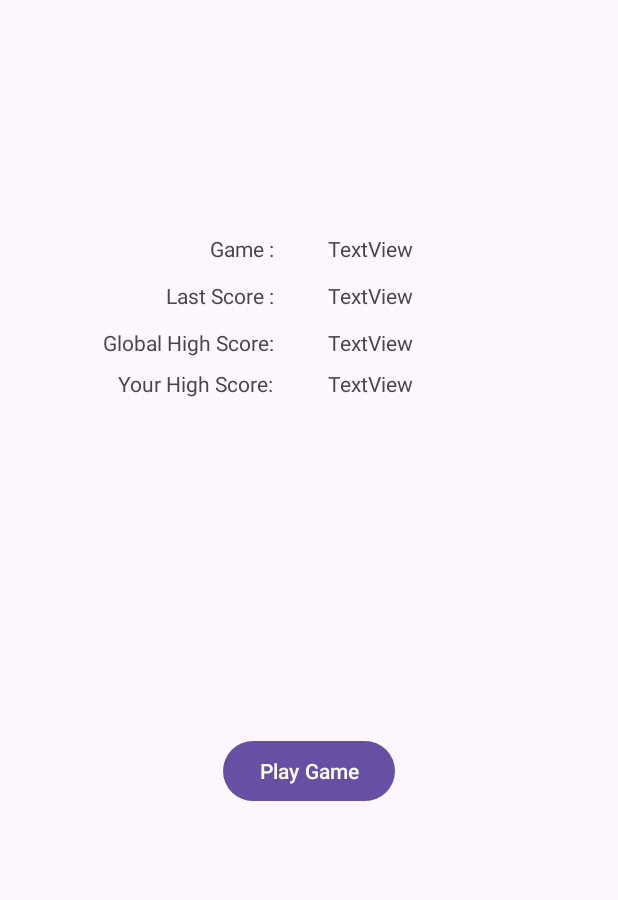
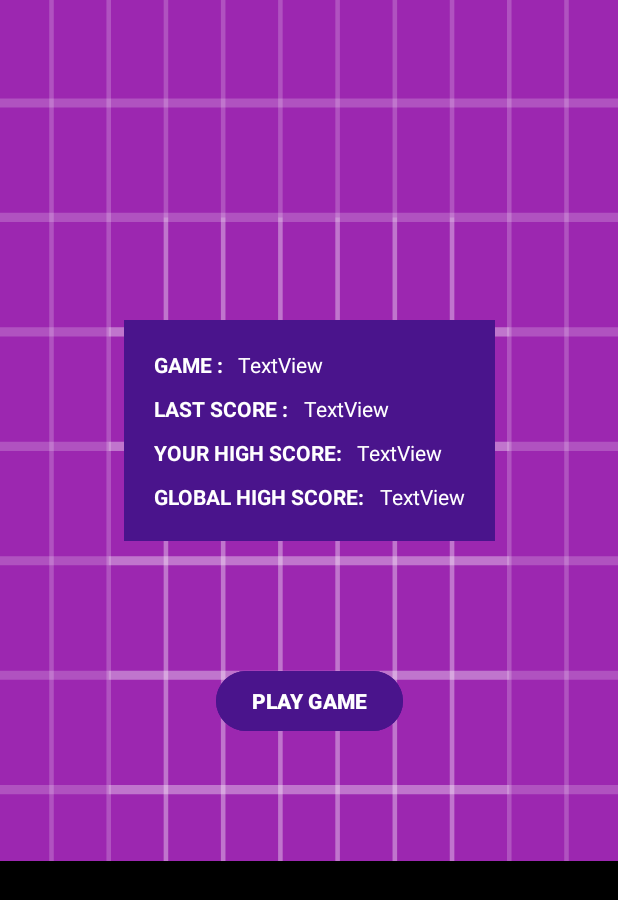
Before and after one commit to Bendoman/RetroGamesApp, an Android app: the layout activity_game_info.xml on its own in the app's theme, with its tools: preview values and no code run, on a phone screen of 412 x 824 dp. Shown: the top 900 px of the screen. Run offline under Robolectric (Android 15) with nearby library versions, the phone set to English and light mode, and no system bars.

Commit message:
Re designed game info page

```diff
--- /dev/null
+++ b/app/src/main/res/drawable/info_background.xml
@@ -0,0 +1,170 @@
+<?xml version="1.0" encoding="utf-8"?>
+<vector xmlns:android="http://schemas.android.com/apk/res/android"
+    android:width="108dp"
+    android:height="108dp"
+    android:viewportWidth="108"
+    android:viewportHeight="108">
+    <path
+        android:fillColor="#9c27b0"
+        android:pathData="M0,0h108v108h-108z" />
+    <path
+        android:fillColor="#00000000"
+        android:pathData="M9,0L9,108"
+        android:strokeWidth="0.8"
+        android:strokeColor="#33FFFFFF" />
+    <path
+        android:fillColor="#00000000"
+        android:pathData="M19,0L19,108"
+        android:strokeWidth="0.8"
+        android:strokeColor="#33FFFFFF" />
+    <path
+        android:fillColor="#00000000"
+        android:pathData="M29,0L29,108"
+        android:strokeWidth="0.8"
+        android:strokeColor="#33FFFFFF" />
+    <path
+        android:fillColor="#00000000"
+        android:pathData="M39,0L39,108"
+        android:strokeWidth="0.8"
+        android:strokeColor="#33FFFFFF" />
+    <path
+        android:fillColor="#00000000"
+        android:pathData="M49,0L49,108"
+        android:strokeWidth="0.8"
+        android:strokeColor="#33FFFFFF" />
+    <path
+        android:fillColor="#00000000"
+        android:pathData="M59,0L59,108"
+        android:strokeWidth="0.8"
+        android:strokeColor="#33FFFFFF" />
+    <path
+        android:fillColor="#00000000"
+        android:pathData="M69,0L69,108"
+        android:strokeWidth="0.8"
+        android:strokeColor="#33FFFFFF" />
+    <path
+        android:fillColor="#00000000"
+        android:pathData="M79,0L79,108"
+        android:strokeWidth="0.8"
+        android:strokeColor="#33FFFFFF" />
+    <path
+        android:fillColor="#00000000"
+        android:pathData="M89,0L89,108"
+        android:strokeWidth="0.8"
+        android:strokeColor="#33FFFFFF" />
+    <path
+        android:fillColor="#00000000"
+        android:pathData="M99,0L99,108"
+        android:strokeWidth="0.8"
+        android:strokeColor="#33FFFFFF" />
+    <path
+        android:fillColor="#00000000"
+        android:pathData="M0,9L108,9"
+        android:strokeWidth="0.8"
+        android:strokeColor="#33FFFFFF" />
+    <path
+        android:fillColor="#00000000"
+        android:pathData="M0,19L108,19"
+        android:strokeWidth="0.8"
+        android:strokeColor="#33FFFFFF" />
+    <path
+        android:fillColor="#00000000"
+        android:pathData="M0,29L108,29"
+        android:strokeWidth="0.8"
+        android:strokeColor="#33FFFFFF" />
+    <path
+        android:fillColor="#00000000"
+        android:pathData="M0,39L108,39"
+        android:strokeWidth="0.8"
+        android:strokeColor="#33FFFFFF" />
+    <path
+        android:fillColor="#00000000"
+        android:pathData="M0,49L108,49"
+        android:strokeWidth="0.8"
+        android:strokeColor="#33FFFFFF" />
+    <path
+        android:fillColor="#00000000"
+        android:pathData="M0,59L108,59"
+        android:strokeWidth="0.8"
+        android:strokeColor="#33FFFFFF" />
+    <path
+        android:fillColor="#00000000"
+        android:pathData="M0,69L108,69"
+        android:strokeWidth="0.8"
+        android:strokeColor="#33FFFFFF" />
+    <path
+        android:fillColor="#00000000"
+        android:pathData="M0,79L108,79"
+        android:strokeWidth="0.8"
+        android:strokeColor="#33FFFFFF" />
+    <path
+        android:fillColor="#00000000"
+        android:pathData="M0,89L108,89"
+        android:strokeWidth="0.8"
+        android:strokeColor="#33FFFFFF" />
+    <path
+        android:fillColor="#00000000"
+        android:pathData="M0,99L108,99"
+        android:strokeWidth="0.8"
+        android:strokeColor="#33FFFFFF" />
+    <path
+        android:fillColor="#00000000"
+        android:pathData="M19,29L89,29"
+        android:strokeWidth="0.8"
+        android:strokeColor="#33FFFFFF" />
+    <path
+        android:fillColor="#00000000"
+        android:pathData="M19,39L89,39"
+        android:strokeWidth="0.8"
+        android:strokeColor="#33FFFFFF" />
+    <path
+        android:fillColor="#00000000"
+        android:pathData="M19,49L89,49"
+        android:strokeWidth="0.8"
+        android:strokeColor="#33FFFFFF" />
+    <path
+        android:fillColor="#00000000"
+        android:pathData="M19,59L89,59"
+        android:strokeWidth="0.8"
+        android:strokeColor="#33FFFFFF" />
+    <path
+        android:fillColor="#00000000"
+        android:pathData="M19,69L89,69"
+        android:strokeWidth="0.8"
+        android:strokeColor="#33FFFFFF" />
+    <path
+        android:fillColor="#00000000"
+        android:pathData="M19,79L89,79"
+        android:strokeWidth="0.8"
+        android:strokeColor="#33FFFFFF" />
+    <path
+        android:fillColor="#00000000"
+        android:pathData="M29,19L29,89"
+        android:strokeWidth="0.8"
+        android:strokeColor="#33FFFFFF" />
+    <path
+        android:fillColor="#00000000"
+        android:pathData="M39,19L39,89"
+        android:strokeWidth="0.8"
+        android:strokeColor="#33FFFFFF" />
+    <path
+        android:fillColor="#00000000"
+        android:pathData="M49,19L49,89"
+        android:strokeWidth="0.8"
+        android:strokeColor="#33FFFFFF" />
+    <path
+        android:fillColor="#00000000"
+        android:pathData="M59,19L59,89"
+        android:strokeWidth="0.8"
+        android:strokeColor="#33FFFFFF" />
+    <path
+        android:fillColor="#00000000"
+        android:pathData="M69,19L69,89"
+        android:strokeWidth="0.8"
+        android:strokeColor="#33FFFFFF" />
+    <path
+        android:fillColor="#00000000"
+        android:pathData="M79,19L79,89"
+        android:strokeWidth="0.8"
+        android:strokeColor="#33FFFFFF" />
+</vector>
--- a/app/src/main/res/layout/activity_game_info.xml
+++ b/app/src/main/res/layout/activity_game_info.xml
@@ -5,15 +5,29 @@
     android:layout_width="match_parent"
     android:layout_height="match_parent"
     tools:context=".GameInfo"
+    android:background="@drawable/info_background"
     >
+
+
+    <RelativeLayout
+        android:id="@+id/relativeLayout"
+        android:layout_width="wrap_content"
+        android:layout_height="wrap_content"
+        android:background="@color/info_background"
+        android:padding="20dp"
+        android:textStyle="bold"
+        app:layout_constraintBottom_toTopOf="@+id/gameImageView"
+        app:layout_constraintEnd_toEndOf="parent"
+        app:layout_constraintStart_toStartOf="parent"
+        app:layout_constraintTop_toTopOf="parent">
 
         <TextView
             android:id="@+id/textView5"
             android:layout_width="wrap_content"
             android:layout_height="wrap_content"
-        android:layout_marginStart="140dp"
-        android:layout_marginTop="156dp"
-        android:text="Game :"
+            android:text="GAME :"
+            android:textColor="@color/white"
+            android:textStyle="bold"
             app:layout_constraintStart_toStartOf="parent"
             app:layout_constraintTop_toTopOf="parent" />
 
@@ -21,28 +35,54 @@
             android:id="@+id/textView6"
             android:layout_width="wrap_content"
             android:layout_height="wrap_content"
-        android:layout_marginStart="84dp"
-        android:layout_marginTop="12dp"
-        android:text="Last Score :"
+            android:layout_below="@+id/textView5"
+            android:layout_marginTop="10dp"
+            android:text="LAST SCORE :"
+            android:textColor="@color/white"
+            android:textStyle="bold"
             app:layout_constraintEnd_toEndOf="@+id/textView5"
             app:layout_constraintHorizontal_bias="1.0"
             app:layout_constraintStart_toStartOf="parent"
             app:layout_constraintTop_toBottomOf="@+id/textView5" />
 
-    <ImageView
-        android:id="@+id/gameImageView"
-        android:layout_width="match_parent"
-        android:layout_height="250dp"
-        android:layout_rowSpan="2"
-        android:scaleType="fitXY"
-        app:layout_constraintBottom_toBottomOf="parent" />
+
+        <TextView
+            android:id="@+id/textView"
+            android:layout_width="wrap_content"
+            android:layout_height="wrap_content"
+            android:layout_below="@+id/textView6"
+            android:layout_marginTop="10dp"
+            android:text="YOUR HIGH SCORE:"
+            android:textColor="@color/white"
+            android:textStyle="bold"
+            app:layout_constraintEnd_toEndOf="@+id/textView10"
+            app:layout_constraintTop_toBottomOf="@+id/textView10" />
+
+        <TextView
+            android:id="@+id/textView10"
+            android:layout_width="wrap_content"
+            android:layout_height="wrap_content"
+            android:layout_below="@+id/textView"
+            android:layout_marginTop="10dp"
+            android:text="GLOBAL HIGH SCORE:"
+            android:textColor="@color/white"
+            android:textStyle="bold"
+            app:layout_constraintEnd_toEndOf="@+id/textView6"
+            app:layout_constraintHorizontal_bias="1.0"
+            app:layout_constraintStart_toStartOf="parent"
+            app:layout_constraintTop_toBottomOf="@+id/textView6" />
 
         <TextView
             android:id="@+id/gameNameField"
             android:layout_width="wrap_content"
             android:layout_height="wrap_content"
-        android:layout_marginTop="156dp"
+            android:layout_alignTop="@+id/textView5"
+            android:layout_marginStart="10dp"
+            android:layout_marginTop="0dp"
+            android:layout_marginEnd="10dp"
+            android:layout_toEndOf="@+id/textView5"
             android:text="TextView"
+            android:textColor="@color/white"
             app:layout_constraintEnd_toEndOf="parent"
             app:layout_constraintHorizontal_bias="0.21"
             app:layout_constraintStart_toEndOf="@+id/textView5"
@@ -52,58 +92,61 @@
             android:id="@+id/lastScoreField"
             android:layout_width="wrap_content"
             android:layout_height="wrap_content"
-        android:layout_marginTop="12dp"
+            android:layout_below="@+id/gameNameField"
+            android:layout_marginStart="10dp"
+            android:layout_marginTop="10dp"
+            android:layout_toEndOf="@+id/textView6"
             android:text="TextView"
+            android:textColor="@color/white"
             app:layout_constraintStart_toStartOf="@+id/gameNameField"
             app:layout_constraintTop_toBottomOf="@+id/gameNameField" />
-
-    <TextView
-        android:id="@+id/textView10"
-        android:layout_width="wrap_content"
-        android:layout_height="wrap_content"
-        android:layout_marginStart="84dp"
-        android:layout_marginTop="12dp"
-        android:text="Global High Score:"
-        app:layout_constraintEnd_toEndOf="@+id/textView6"
-        app:layout_constraintHorizontal_bias="1.0"
-        app:layout_constraintStart_toStartOf="parent"
-        app:layout_constraintTop_toBottomOf="@+id/textView6" />
 
         <TextView
             android:id="@+id/globalHighScoreField"
             android:layout_width="wrap_content"
             android:layout_height="wrap_content"
-        android:layout_marginTop="12dp"
+            android:layout_below="@+id/userHighScoreField"
+            android:layout_marginStart="10dp"
+            android:layout_marginTop="10dp"
+            android:layout_toEndOf="@+id/textView10"
             android:text="TextView"
+            android:textColor="@color/white"
             app:layout_constraintStart_toStartOf="@+id/lastScoreField"
             app:layout_constraintTop_toBottomOf="@+id/lastScoreField" />
-
-    <TextView
-        android:id="@+id/textView"
-        android:layout_width="wrap_content"
-        android:layout_height="wrap_content"
-        android:layout_marginTop="8dp"
-        android:text="Your High Score:"
-        app:layout_constraintEnd_toEndOf="@+id/textView10"
-        app:layout_constraintTop_toBottomOf="@+id/textView10" />
 
         <TextView
             android:id="@+id/userHighScoreField"
             android:layout_width="wrap_content"
             android:layout_height="wrap_content"
-        android:layout_marginTop="8dp"
+            android:layout_below="@+id/lastScoreField"
+            android:layout_marginStart="10dp"
+            android:layout_marginTop="10dp"
+            android:layout_toEndOf="@+id/textView"
             android:text="TextView"
+            android:textColor="@color/white"
             app:layout_constraintStart_toStartOf="@+id/globalHighScoreField"
             app:layout_constraintTop_toBottomOf="@+id/globalHighScoreField" />
+    </RelativeLayout>
+
+    <ImageView
+        android:id="@+id/gameImageView"
+        android:layout_width="match_parent"
+        android:background="@color/black"
+        android:layout_height="250dp"
+        android:layout_rowSpan="2"
+        android:scaleType="center"
+        app:layout_constraintBottom_toBottomOf="parent" />
 
     <Button
         android:id="@+id/playGame"
         android:layout_width="wrap_content"
         android:layout_height="wrap_content"
-        android:layout_marginBottom="36dp"
-        android:text="Play Game"
+        android:backgroundTint="@color/info_background"
+        android:text="PLAY GAME"
+        android:textStyle="bold"
         app:layout_constraintBottom_toTopOf="@+id/gameImageView"
         app:layout_constraintEnd_toEndOf="parent"
-        app:layout_constraintStart_toStartOf="parent" />
+        app:layout_constraintStart_toStartOf="parent"
+        app:layout_constraintTop_toBottomOf="@+id/relativeLayout" />
 
 </androidx.constraintlayout.widget.ConstraintLayout>
--- a/app/src/main/res/layout/activity_main.xml
+++ b/app/src/main/res/layout/activity_main.xml
@@ -12,11 +12,12 @@
         android:id="@+id/listButton"
         android:layout_width="wrap_content"
         android:layout_height="wrap_content"
-        android:text="Games list"
-        app:layout_constraintBottom_toBottomOf="parent"
+        android:layout_marginTop="30dp"
+        android:backgroundTint="@color/info_background"
+        android:text="GAMES LIST"
         app:layout_constraintEnd_toEndOf="parent"
         app:layout_constraintStart_toStartOf="parent"
-        app:layout_constraintTop_toBottomOf="@+id/userNameField" />
+        app:layout_constraintTop_toBottomOf="@+id/userNameButton" />
 
     <TextView
         android:id="@+id/title"
@@ -25,20 +26,22 @@
         android:layout_height="wrap_content"
         android:textSize="50dp"
         android:textStyle="bold"
-        android:textColor="#cf29e2"
+        android:textColor="@color/white"
         android:layout_marginTop="20dp"
         android:text="RETRO GAMES"
         app:layout_constraintEnd_toEndOf="parent"
         app:layout_constraintStart_toStartOf="parent"
+        android:background="@color/info_background"
         app:layout_constraintTop_toTopOf="parent"
         />
 
     <Button
         android:id="@+id/userNameButton"
         android:layout_width="wrap_content"
+        android:backgroundTint="@color/info_background"
         android:layout_height="wrap_content"
         android:layout_marginTop="30dp"
-        android:text="Set username"
+        android:text="SET USERNAME"
         app:layout_constraintEnd_toEndOf="parent"
         app:layout_constraintStart_toStartOf="parent"
         app:layout_constraintTop_toBottomOf="@+id/userNameField" />
@@ -50,7 +53,7 @@
         android:layout_marginTop="30dp"
         android:ems="10"
         android:padding="15dp"
-        android:hint="Username"
+        android:hint="USERNAME"
         android:textColor="@color/white"
         android:textColorHint="#BABABA"
         android:background="#7C2A83"
--- a/app/src/main/res/values/colors.xml
+++ b/app/src/main/res/values/colors.xml
@@ -10,4 +10,6 @@
 
     <color name="joystick_outer">#222745</color>
     <color name="joystick_inner">#752075</color>
+
+    <color name="info_background">#4a148c</color>
 </resources>
```
Lines whose indentation alone changed are shown as unchanged.
